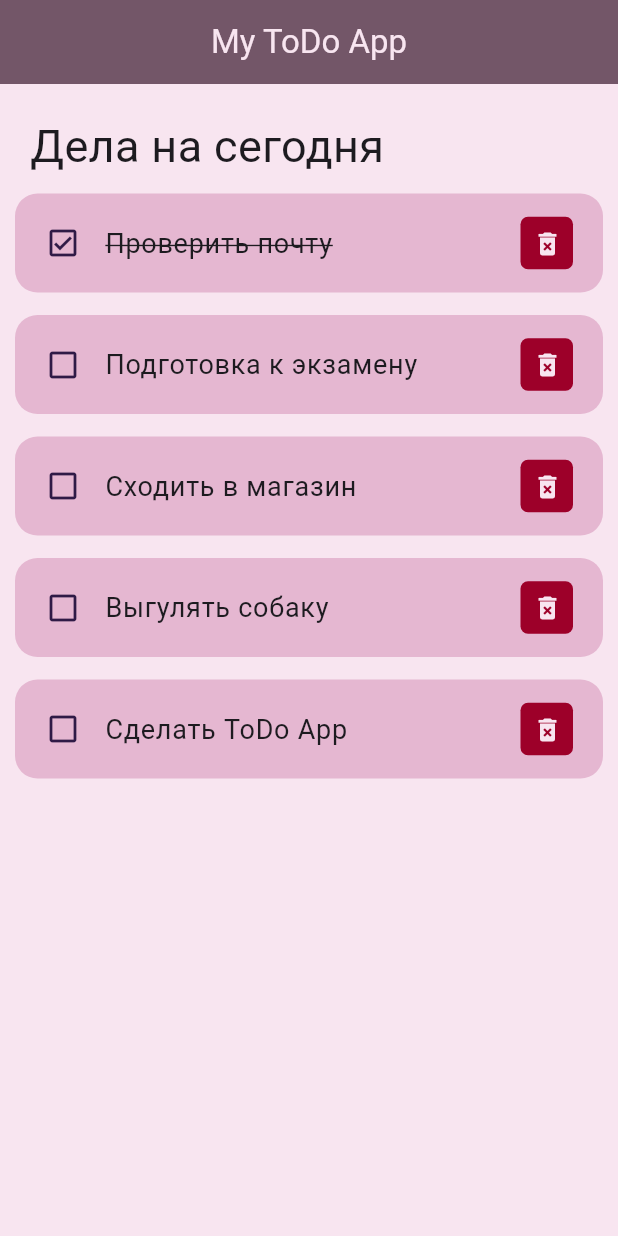
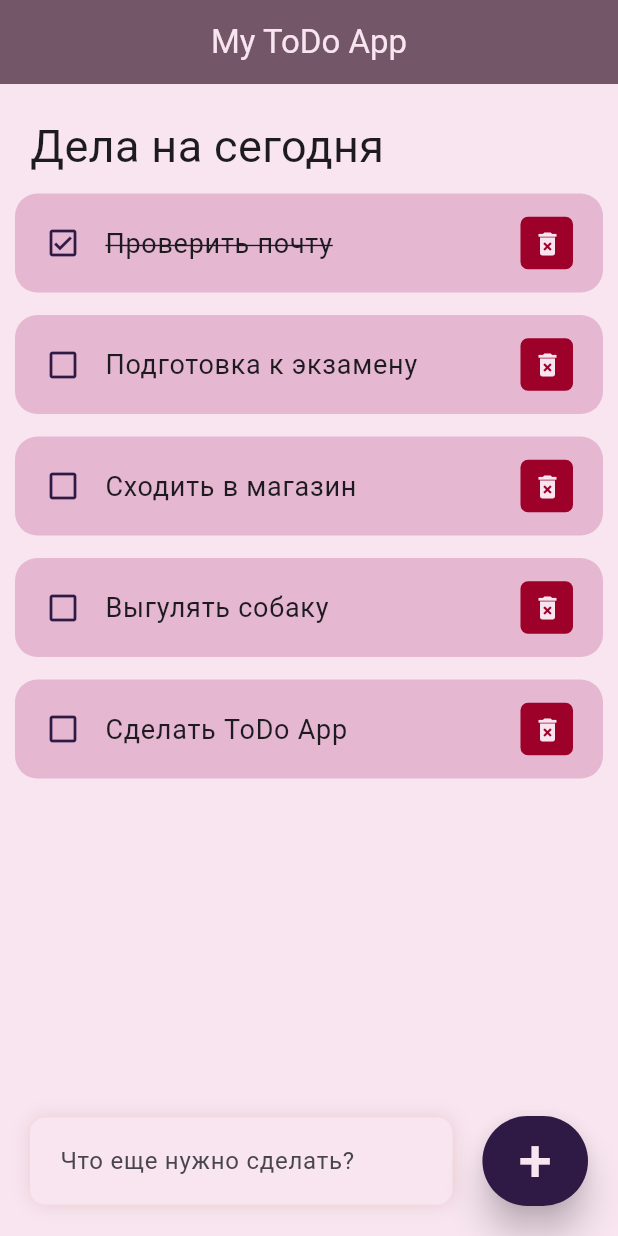
Before and after one commit to soulwound/to-do-app-flutter, a Flutter app: the screen it shows after launch, on a phone screen of 412 x 824 dp. Run offline on Flutter 3.47's test engine with Material 3 defaults, Android fonts, the phone set to English and light mode, and no system bars.

```diff
--- a/lib/screens/home.dart
+++ b/lib/screens/home.dart
@@ -3,35 +3,134 @@ import 'package:to_do_app/model/todo.dart';
 import 'package:to_do_app/widgets/to_do_item.dart';
 import '/constants/color_constants.dart';
 
-class Home extends StatelessWidget {
-  Home({Key? key}) : super(key: key);
+class Home extends StatefulWidget {
+  const Home({Key? key}) : super(key: key);
 
+  @override
+  State<Home> createState() => _HomeState();
+}
+
+class _HomeState extends State<Home> {
   final todosList = ToDo.toDoList();
+  final _toDoController = TextEditingController();
 
   @override
   Widget build(BuildContext context) {
     return Scaffold(
       backgroundColor: tdWhite,
       appBar: _buildAppBar(),
-        body: ListView(
-          padding: EdgeInsets.all(10),
+        body: Stack(
           children: [
-            Container(
-              child: Text("Дела на сегодня", style: TextStyle(fontSize: 30),),
-              margin: EdgeInsets.all(10),
+            ListView(
+              padding: EdgeInsets.all(10),
+              children: [
+                Container(
+                  child: Text("Дела на сегодня", style: TextStyle(fontSize: 30),),
+                  margin: EdgeInsets.all(10),
+                ),
+                for (ToDo item in todosList)
+                  ToDoItem(
+                      todo: item,
+                      onToDoChanged: _handleToDoChange,
+                      onToDoDeleted: _deleteToDo,
+                  ),
+                Container(
+                  padding: const EdgeInsets.only(bottom: 70),
+                )
+              ],
             ),
-            for (ToDo item in todosList)
-              ToDoItem(todo: item)
+            Align(
+              alignment: Alignment.bottomCenter,
+              child: Row(
+                children: [
+                  Expanded(
+                      child: Container(
+                        margin: const EdgeInsets.only(
+                            bottom: 20,
+                            right: 20,
+                            left: 20),
+                        padding: const EdgeInsets.symmetric(
+                            horizontal: 20,
+                            vertical: 5
+                        ),
+                        decoration: BoxDecoration(
+                        color: tdWhite,
+                          boxShadow: const [
+                            BoxShadow(
+                              color: tdEunry,
+                              offset: Offset(0.0, 0.0),
+                              blurRadius: 10.0,
+                              spreadRadius: 0.0
+                            )
+                          ],
+                          borderRadius: BorderRadius.circular(10)
+                        ),
+                        child: TextField(
+                          controller: _toDoController,
+                          decoration: const InputDecoration(
+                            hintText: "Что еще нужно сделать?",
+                            border: InputBorder.none
+                          ),
+                        ),
+                       )
+
+                  ),
+                  Container(
+                    margin: const EdgeInsets.only(
+                      bottom: 20,
+                      right: 20
+                    ),
+                    child: ElevatedButton(
+                      onPressed:() {
+                        _addToDo(_toDoController.text);
+                      },
+                      style: ElevatedButton.styleFrom(
+                        primary: tdDarkPurple,
+                        minimumSize: Size(60, 60),
+                        elevation: 10,
+                      ),
+                      child: const Text("+", style: TextStyle(
+                        fontSize: 40,
+                        color: tdWhite
+                      ),
+                      ),
+                    ),
+                  ),
+                ],
+              ),
+            )
           ],
         ),
     );
+  }
+
+  void _handleToDoChange(ToDo todo) {
+    setState(() {
+      todo.isDone = !todo.isDone;
+    });
+  }
+
+  void _deleteToDo(String id) {
+    setState(() {
+      todosList.removeWhere((item) => item.id == id);
+    });
+  }
+
+  void _addToDo(String toDo) {
+    setState(() {
+      todosList.add(
+          ToDo(id: DateTime.now().millisecondsSinceEpoch.toString(),
+              toDoText: toDo)
+      );
+    });
+    _toDoController.clear();
   }
 
   AppBar _buildAppBar() {
     return AppBar(
       //elevation: 0,
       backgroundColor: tdFalcon,
-      title: Center(
+      title: const Center(
           child: Text(
             "My ToDo App", style: TextStyle(
               color: tdWhite
--- a/lib/widgets/to_do_item.dart
+++ b/lib/widgets/to_do_item.dart
@@ -3,9 +3,16 @@ import '/constants/color_constants.dart';
 import 'package:to_do_app/model/todo.dart';
 
 class ToDoItem extends StatelessWidget {
-  const ToDoItem({Key? key, required this.todo}) : super(key: key);
+  const ToDoItem({
+    Key? key,
+    required this.todo,
+    required this.onToDoChanged,
+    required this.onToDoDeleted
+  }) : super(key: key);
 
   final ToDo todo;
+  final onToDoChanged;
+  final onToDoDeleted;
 
   @override
   Widget build(BuildContext context) {
@@ -13,7 +20,7 @@ class ToDoItem extends StatelessWidget {
       margin: const EdgeInsets.only(bottom: 15),
       child: ListTile(
         onTap: (){
-          print("You just tapped");
+          onToDoChanged(todo);
         },
         shape: RoundedRectangleBorder(borderRadius: BorderRadius.circular(15)),
         tileColor: tdLightPink,
@@ -41,7 +48,7 @@ class ToDoItem extends StatelessWidget {
             iconSize: 20,
             icon: const Icon(Icons.delete_forever),
             onPressed:  () {
-              print("it cant delete anything for now");
+              onToDoDeleted(todo.id);
             }
           ),
         ),
```
